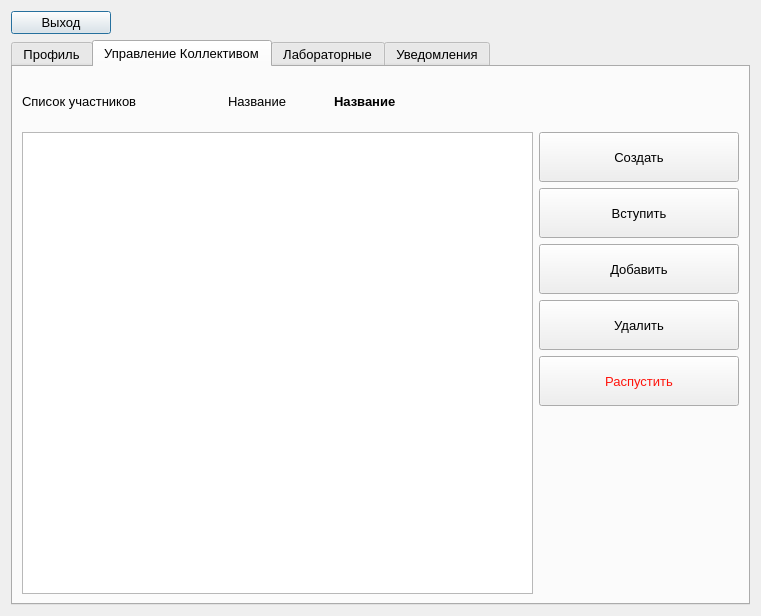
Before: the Qt Designer form studentdialog.ui in vBykoff/bd3, drawn with Qt 5.
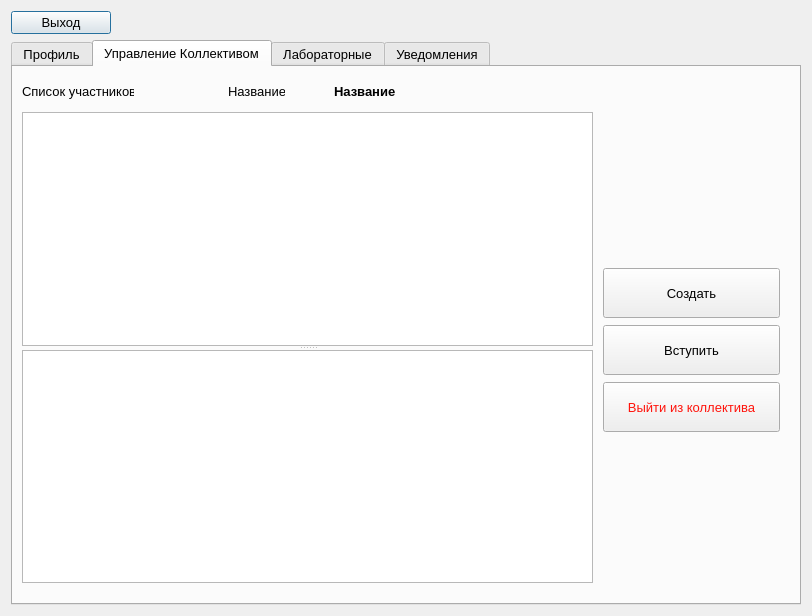
After: the same form once the commit is applied. The open tabs and pages were chosen to show the change.

Patch:
```diff
--- a/studentdialog.ui
+++ b/studentdialog.ui
@@ -6,7 +6,7 @@
    <rect>
     <x>0</x>
     <y>0</y>
-    <width>761</width>
+    <width>812</width>
     <height>616</height>
    </rect>
   </property>
@@ -116,9 +116,21 @@
       <attribute name="title">
        <string>Управление Коллективом</string>
       </attribute>
-      <layout class="QGridLayout" name="gridLayout">
-       <item row="0" column="0">
         <widget class="QLabel" name="label_5">
+       <property name="geometry">
+        <rect>
+         <x>9</x>
+         <y>9</y>
+         <width>112</width>
+         <height>30</height>
+        </rect>
+       </property>
+       <property name="minimumSize">
+        <size>
+         <width>0</width>
+         <height>30</height>
+        </size>
+       </property>
          <property name="maximumSize">
           <size>
            <width>200</width>
@@ -129,47 +141,21 @@
           <string>Список участников</string>
          </property>
         </widget>
-       </item>
-       <item row="4" column="3">
-        <widget class="QPushButton" name="deleteMemberButton">
-         <property name="minimumSize">
-          <size>
-           <width>0</width>
-           <height>50</height>
-          </size>
-         </property>
-         <property name="maximumSize">
-          <size>
-           <width>200</width>
-           <height>50</height>
-          </size>
-         </property>
-         <property name="text">
-          <string>Удалить</string>
-         </property>
-        </widget>
-       </item>
-       <item row="2" column="3">
-        <widget class="QPushButton" name="enterCollectiveButton">
-         <property name="minimumSize">
-          <size>
-           <width>0</width>
-           <height>50</height>
-          </size>
-         </property>
-         <property name="maximumSize">
-          <size>
-           <width>200</width>
-           <height>50</height>
-          </size>
-         </property>
-         <property name="text">
-          <string>Вступить</string>
-         </property>
-        </widget>
-       </item>
-       <item row="0" column="1">
         <widget class="QLabel" name="label_11">
+       <property name="geometry">
+        <rect>
+         <x>215</x>
+         <y>9</y>
+         <width>57</width>
+         <height>30</height>
+        </rect>
+       </property>
+       <property name="minimumSize">
+        <size>
+         <width>0</width>
+         <height>30</height>
+        </size>
+       </property>
          <property name="maximumSize">
           <size>
            <width>100</width>
@@ -180,52 +166,21 @@
           <string>Название</string>
          </property>
         </widget>
-       </item>
-       <item row="5" column="3">
-        <widget class="QPushButton" name="deleteCollectiveButton">
-         <property name="minimumSize">
-          <size>
-           <width>0</width>
-           <height>50</height>
-          </size>
-         </property>
-         <property name="maximumSize">
-          <size>
-           <width>200</width>
-           <height>50</height>
-          </size>
-         </property>
-         <property name="font">
-          <font>
-           <pointsize>10</pointsize>
-          </font>
-         </property>
-         <property name="styleSheet">
-          <string notr="true">color: rgb(255, 20, 12);</string>
-         </property>
-         <property name="text">
-          <string>Распустить</string>
-         </property>
-        </widget>
-       </item>
-       <item row="1" column="0" rowspan="6" colspan="3">
-        <widget class="QListWidget" name="listWidget">
-         <property name="minimumSize">
-          <size>
-           <width>0</width>
-           <height>0</height>
-          </size>
-         </property>
-         <property name="maximumSize">
-          <size>
-           <width>16777215</width>
-           <height>500</height>
-          </size>
-         </property>
-        </widget>
-       </item>
-       <item row="0" column="2" colspan="2">
         <widget class="QLabel" name="CollectiveName">
+       <property name="geometry">
+        <rect>
+         <x>321</x>
+         <y>9</y>
+         <width>61</width>
+         <height>30</height>
+        </rect>
+       </property>
+       <property name="minimumSize">
+        <size>
+         <width>0</width>
+         <height>30</height>
+        </size>
+       </property>
          <property name="maximumSize">
           <size>
            <width>400</width>
@@ -243,27 +198,17 @@
           <string>Название</string>
          </property>
         </widget>
-       </item>
-       <item row="3" column="3">
-        <widget class="QPushButton" name="addNewMemberButton">
-         <property name="minimumSize">
-          <size>
-           <width>0</width>
-           <height>50</height>
-          </size>
-         </property>
-         <property name="maximumSize">
-          <size>
-           <width>200</width>
-           <height>50</height>
-          </size>
-         </property>
-         <property name="text">
-          <string>Добавить</string>
-         </property>
-        </widget>
-       </item>
-       <item row="1" column="3">
+      <widget class="QWidget" name="layoutWidget">
+       <property name="geometry">
+        <rect>
+         <x>590</x>
+         <y>200</y>
+         <width>177</width>
+         <height>166</height>
+        </rect>
+       </property>
+       <layout class="QGridLayout" name="gridLayout">
+        <item row="0" column="0">
         <widget class="QPushButton" name="createCollectiveButton">
          <property name="minimumSize">
           <size>
@@ -282,8 +227,70 @@
          </property>
         </widget>
        </item>
-      </layout>
-     </widget>
+        <item row="3" column="0">
+         <widget class="QPushButton" name="deleteCollectiveButton">
+          <property name="minimumSize">
+           <size>
+            <width>0</width>
+            <height>50</height>
+           </size>
+          </property>
+          <property name="maximumSize">
+           <size>
+            <width>200</width>
+            <height>50</height>
+           </size>
+          </property>
+          <property name="font">
+           <font>
+            <pointsize>10</pointsize>
+           </font>
+          </property>
+          <property name="styleSheet">
+           <string notr="true">color: rgb(255, 20, 12);</string>
+          </property>
+          <property name="text">
+           <string>Выйти из коллектива</string>
+          </property>
+         </widget>
+        </item>
+        <item row="1" column="0">
+         <widget class="QPushButton" name="enterCollectiveButton">
+          <property name="minimumSize">
+           <size>
+            <width>0</width>
+            <height>50</height>
+           </size>
+          </property>
+          <property name="maximumSize">
+           <size>
+            <width>200</width>
+            <height>50</height>
+           </size>
+          </property>
+          <property name="text">
+           <string>Вступить</string>
+          </property>
+         </widget>
+        </item>
+       </layout>
+      </widget>
+      <widget class="QSplitter" name="splitter_2">
+       <property name="geometry">
+        <rect>
+         <x>9</x>
+         <y>45</y>
+         <width>571</width>
+         <height>471</height>
+        </rect>
+       </property>
+       <property name="orientation">
+        <enum>Qt::Vertical</enum>
+       </property>
+       <widget class="QTableView" name="CollectiveTableView"/>
+       <widget class="QTableView" name="statementTableView"/>
+      </widget>
+     </widget>
      <widget class="QWidget" name="tab_5">
       <attribute name="title">
        <string>Лабораторные</string>
```
Left out of the diff: 121 changed lines with no effect on the pictures. Lines whose indentation alone changed are shown as unchanged.
